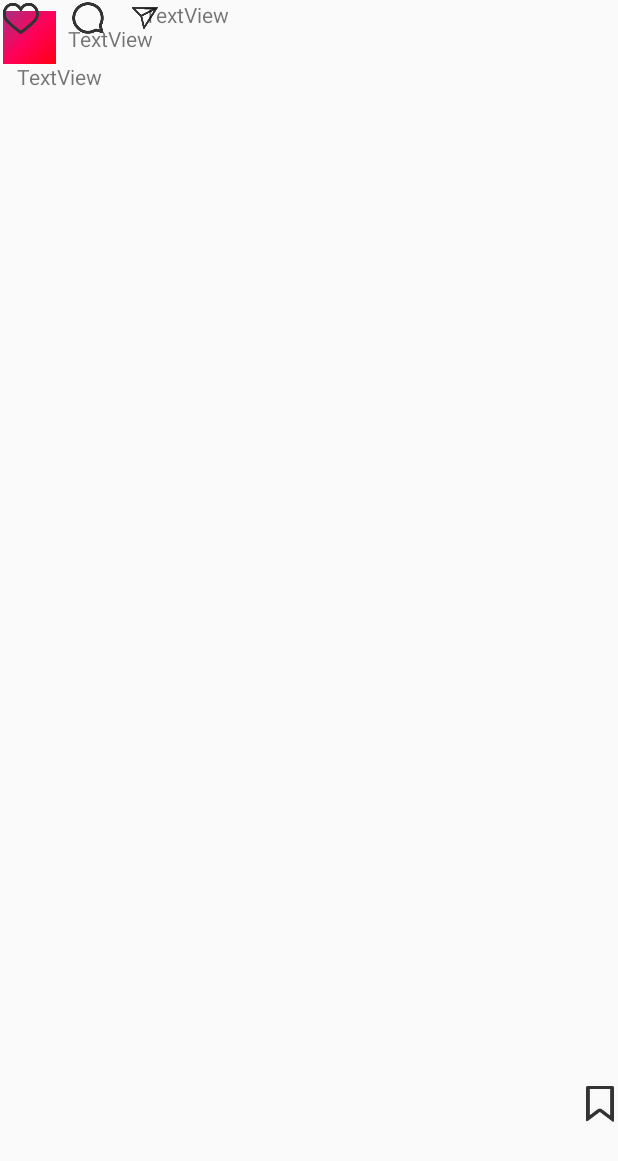
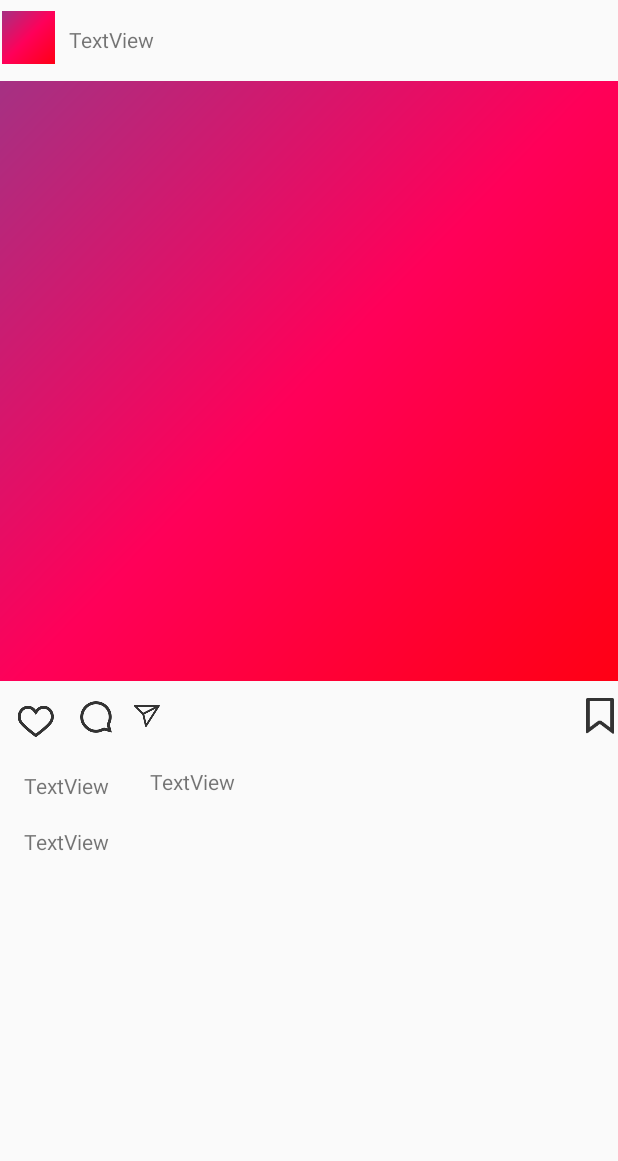
Before and after one commit to aasthashah999/Instagram, an Android app: the layout activity_detail_view.xml on its own in the app's theme, with its tools: preview values and no code run, on a phone screen of 412 x 824 dp. Shown: the top 1161 px of the screen. Run offline under Robolectric (Android 15) with nearby library versions, the phone set to English and light mode, and no system bars.

Commit message:
Commit including working detail view that has the image and data created. As of now, all basic components are working.

```diff
--- a/app/src/main/java/com/example/instagram/Post.java
+++ b/app/src/main/java/com/example/instagram/Post.java
@@ -46,6 +46,11 @@ public class Post extends ParseObject {
         put(KEY_USER, user);
     }
 
+    public String getId(){
+        return getObjectId();
+    }
+
+
     public static class Query extends ParseQuery<Post> {
         public Query(){
             super(Post.class);
--- a/app/src/main/java/com/example/instagram/User.java
+++ b/app/src/main/java/com/example/instagram/User.java
@@ -24,4 +24,6 @@ public class User extends ParseUser {
     public ParseFile getProfileImage(){
         return getParseFile("profileImage");
     }
+
+    public String getId(){return getString("objectId");}
 }
--- a/app/src/main/java/com/example/instagram/signUpActivity.java
+++ b/app/src/main/java/com/example/instagram/signUpActivity.java
@@ -20,7 +20,6 @@ import androidx.core.app.ActivityCompat;
 
 import com.parse.ParseException;
 import com.parse.ParseFile;
-import com.parse.ParseUser;
 import com.parse.SignUpCallback;
 
 import java.io.File;
@@ -74,8 +73,7 @@ public class signUpActivity extends AppCompatActivity {
     }
 
     public void setUser(){
-        Toast.makeText(this, "in function", Toast.LENGTH_SHORT).show();
-        ParseUser user = new ParseUser();
+        User user = new User();
         user.setUsername(username.getText().toString());
         if (password.getText().toString().equals(confirmPassword.getText().toString())){
             user.setPassword(password.getText().toString());
--- a/app/src/main/res/layout/activity_detail_view.xml
+++ b/app/src/main/res/layout/activity_detail_view.xml
@@ -10,8 +10,6 @@
         android:id="@+id/imageViewUserPost1"
         android:layout_width="35dp"
         android:layout_height="35dp"
-        android:layout_marginStart="2dp"
-        android:layout_marginLeft="2dp"
         android:layout_marginTop="7dp"
         android:layout_marginEnd="8dp"
         android:layout_marginRight="8dp"
@@ -25,75 +23,79 @@
         android:id="@+id/tvPostUsername1"
         android:layout_width="wrap_content"
         android:layout_height="wrap_content"
-        android:layout_marginStart="8dp"
-        android:layout_marginLeft="8dp"
         android:layout_marginTop="16dp"
+        android:layout_marginEnd="309dp"
+        android:layout_marginRight="309dp"
+        android:layout_marginBottom="18dp"
         android:text="TextView"
-        app:layout_constraintStart_toEndOf="@+id/imageViewUserPost1"
+        app:layout_constraintBottom_toTopOf="@+id/DetailPostIv"
+        app:layout_constraintEnd_toEndOf="parent"
         app:layout_constraintTop_toTopOf="parent" />
 
     <ImageButton
         android:id="@+id/imageButtonheart1"
         android:layout_width="wrap_content"
         android:layout_height="wrap_content"
-        android:layout_marginStart="2dp"
-        android:layout_marginLeft="2dp"
-        android:layout_marginEnd="11dp"
-        android:layout_marginRight="11dp"
-        android:layout_marginBottom="17dp"
+        android:layout_marginStart="11dp"
+        android:layout_marginLeft="11dp"
+        android:layout_marginTop="7dp"
+        android:layout_marginEnd="16dp"
+        android:layout_marginRight="16dp"
+        android:layout_marginBottom="24dp"
         android:background="#00FFFFFF"
         android:src="@drawable/ic_heart"
         app:layout_constraintBottom_toTopOf="@+id/textViewUsername1"
         app:layout_constraintEnd_toStartOf="@+id/imageButtonComment1"
-        app:layout_constraintStart_toStartOf="parent" />
+        app:layout_constraintStart_toStartOf="parent"
+        app:layout_constraintTop_toBottomOf="@+id/DetailPostIv" />
 
     <ImageButton
         android:id="@+id/imageButtonComment1"
         android:layout_width="wrap_content"
         android:layout_height="wrap_content"
-        android:layout_marginStart="9dp"
-        android:layout_marginLeft="9dp"
-        android:layout_marginEnd="9dp"
-        android:layout_marginRight="9dp"
-        android:layout_marginBottom="17dp"
+        android:layout_marginTop="11dp"
+        android:layout_marginEnd="10dp"
+        android:layout_marginRight="10dp"
+        android:layout_marginBottom="24dp"
         android:background="#00FFFFFF"
         android:src="@drawable/ic_message"
         app:layout_constraintBottom_toTopOf="@+id/textViewUsername1"
         app:layout_constraintEnd_toStartOf="@+id/imageButtonDirectMessage1"
-        app:layout_constraintStart_toEndOf="@+id/imageButtonheart1" />
+        app:layout_constraintTop_toBottomOf="@+id/DetailPostIv" />
 
     <ImageButton
         android:id="@+id/imageButtonDirectMessage1"
         android:layout_width="wrap_content"
         android:layout_height="wrap_content"
-        android:layout_marginStart="14dp"
-        android:layout_marginLeft="14dp"
+        android:layout_marginTop="11dp"
+        android:layout_marginEnd="278dp"
+        android:layout_marginRight="278dp"
+        android:layout_marginBottom="24dp"
         android:background="#00FFFFFF"
+        android:scaleType="fitXY"
         android:src="@drawable/ic_directimages"
-        app:layout_constraintStart_toEndOf="@+id/imageButtonComment1"
-        tools:layout_editor_absoluteY="450dp" />
+        app:layout_constraintBottom_toTopOf="@+id/descriptiontv1"
+        app:layout_constraintEnd_toStartOf="@+id/imageButtonSaved1"
+        app:layout_constraintTop_toBottomOf="@+id/DetailPostIv" />
 
     <ImageButton
         android:id="@+id/imageButtonSaved1"
         android:layout_width="wrap_content"
         android:layout_height="wrap_content"
-        android:layout_marginBottom="76dp"
+        android:layout_marginTop="11dp"
         android:background="#00FFFFFF"
         android:src="@drawable/ic_saved"
-        app:layout_constraintBottom_toBottomOf="parent"
-        app:layout_constraintEnd_toEndOf="parent" />
+        app:layout_constraintEnd_toEndOf="parent"
+        app:layout_constraintTop_toBottomOf="@+id/DetailPostIv" />
 
     <TextView
         android:id="@+id/textViewUsername1"
         android:layout_width="wrap_content"
         android:layout_height="wrap_content"
-        android:layout_marginStart="11dp"
-        android:layout_marginLeft="11dp"
-        android:layout_marginTop="17dp"
-        android:layout_marginEnd="9dp"
-        android:layout_marginRight="9dp"
+        android:layout_marginStart="16dp"
+        android:layout_marginLeft="16dp"
+        android:layout_marginTop="21dp"
         android:text="TextView"
-        app:layout_constraintEnd_toStartOf="@+id/descriptiontv1"
         app:layout_constraintStart_toStartOf="parent"
         app:layout_constraintTop_toBottomOf="@+id/imageButtonheart1" />
 
@@ -101,9 +103,33 @@
         android:id="@+id/descriptiontv1"
         android:layout_width="wrap_content"
         android:layout_height="wrap_content"
-        android:layout_marginStart="28dp"
-        android:layout_marginLeft="28dp"
+        android:layout_marginStart="27dp"
+        android:layout_marginLeft="27dp"
+        android:layout_marginTop="22dp"
         android:text="TextView"
         app:layout_constraintStart_toEndOf="@+id/textViewUsername1"
-        tools:layout_editor_absoluteY="490dp" />
+        app:layout_constraintTop_toBottomOf="@+id/imageButtonDirectMessage1" />
+
+    <ImageView
+        android:id="@+id/DetailPostIv"
+        android:layout_width="match_parent"
+        android:layout_height="400dp"
+        android:layout_marginTop="11dp"
+        android:layout_marginBottom="7dp"
+        app:layout_constraintBottom_toTopOf="@+id/imageButtonheart1"
+        app:layout_constraintEnd_toEndOf="parent"
+        app:layout_constraintStart_toStartOf="parent"
+        app:layout_constraintTop_toBottomOf="@+id/imageViewUserPost1"
+        app:srcCompat="@drawable/gradient_background" />
+
+    <TextView
+        android:id="@+id/createdAtv"
+        android:layout_width="wrap_content"
+        android:layout_height="wrap_content"
+        android:layout_marginStart="16dp"
+        android:layout_marginLeft="16dp"
+        android:layout_marginTop="18dp"
+        android:text="TextView"
+        app:layout_constraintStart_toStartOf="parent"
+        app:layout_constraintTop_toBottomOf="@+id/textViewUsername1" />
 </androidx.constraintlayout.widget.ConstraintLayout>
--- /dev/null
+++ b/app/src/main/res/xml/menu_bottom_navigation.xml
@@ -0,0 +1,4 @@
+<?xml version="1.0" encoding="utf-8"?>
+<PreferenceScreen xmlns:android="http://schemas.android.com/apk/res/android">
+
+</PreferenceScreen>
```
Also changed, not shown: app/src/main/java/com/example/instagram/PostAdapter.java (+7 -0 lines), app/src/main/java/com/example/instagram/detailView.java (+40 -0 lines), app/src/main/res/layout/activity_home.xml (+7 -0 lines).
